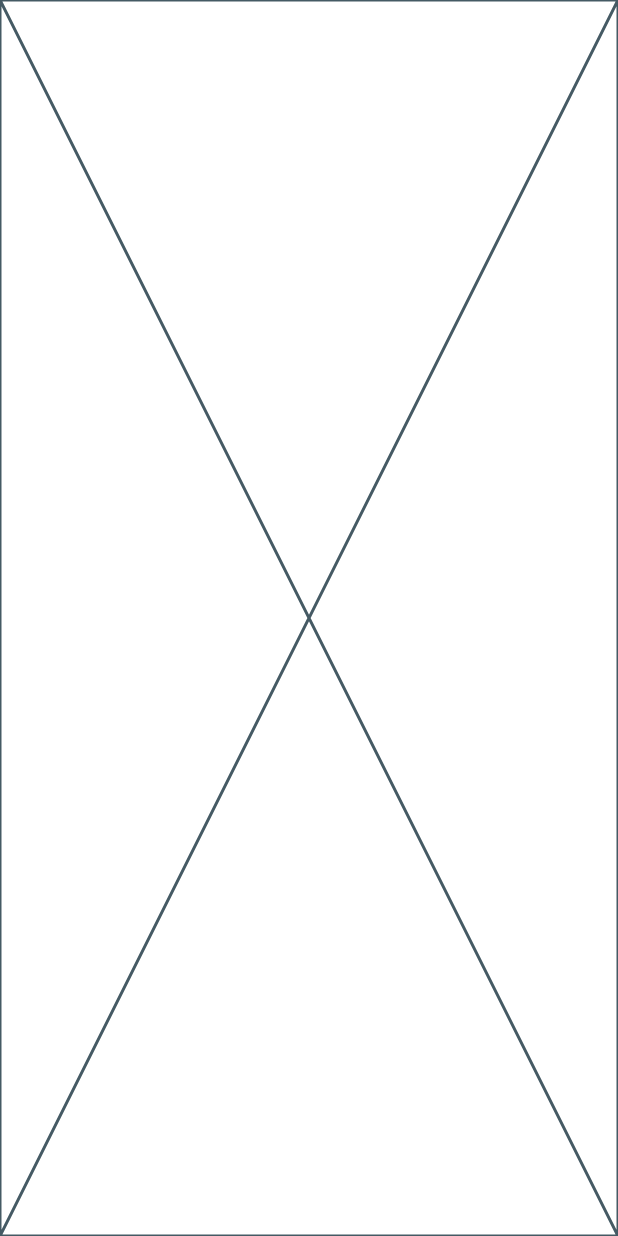
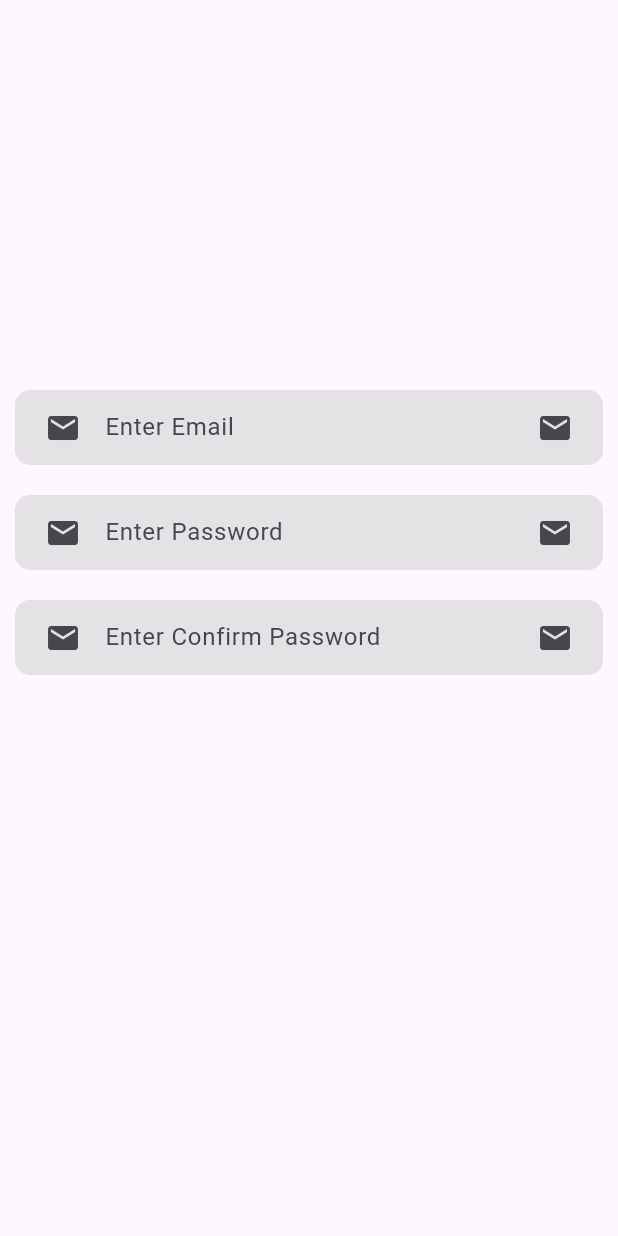
Before and after one commit to NhePanha/app_ecm, a Flutter app: the screen it shows after launch, on a phone screen of 412 x 824 dp. Run offline on Flutter 3.47's test engine with Material 3 defaults, Android fonts, the phone set to English and light mode, and no system bars.

Commit message:
update login

```diff
--- a/lib/data/app_colors_path/app_colors_path.dart
+++ b/lib/data/app_colors_path/app_colors_path.dart
@@ -3,4 +3,5 @@ class AppColorsPath {
   AppColorsPath._();
   /// example
   static const Color primary = Color(0xFF1976D2);
+  static const Color backgorund = Color(0xB0D8D8D8);
 }
--- a/lib/data/icon_path/icons_svg_path.dart
+++ b/lib/data/icon_path/icons_svg_path.dart
@@ -2,4 +2,7 @@ class AppSvgPath {
   AppSvgPath._();
   /// example
   static const String home = 'assets/icons/home.svg';
+  static const String lookkey = "assets/icons/icons_svg/look_key.svg";
+  static const String key = "assets/icons/icons_svg/lock.svg";
+  static const String user = "assets/icons/icons_svg/user.svg";
 }
--- a/lib/main.dart
+++ b/lib/main.dart
@@ -10,10 +10,7 @@ class MyApp extends StatelessWidget {
   @override
   Widget build(BuildContext context) {
     return MaterialApp(
-      title: 'Flutter Demo',
-      theme: ThemeData(
-        colorScheme: ColorScheme.fromSeed(seedColor: Colors.deepPurple),
-      ),
+     debugShowCheckedModeBanner: false,
       home: RegisterScreen(),
     );
   }
--- a/lib/views/auth/register_screen.dart
+++ b/lib/views/auth/register_screen.dart
@@ -1,15 +1,20 @@
+import 'package:ecm/views/auth/widget/login_widget.dart';
 import 'package:flutter/material.dart';
-
 class RegisterScreen extends StatefulWidget {
   const RegisterScreen({super.key});
-
   @override
   State<RegisterScreen> createState() => _RegisterScreenState();
 }
-
 class _RegisterScreenState extends State<RegisterScreen> {
+  TextEditingController emailController = TextEditingController();
+  TextEditingController passwordController = TextEditingController();
+  TextEditingController confirmlController = TextEditingController();
   @override
   Widget build(BuildContext context) {
-    return const Placeholder();
+    return Scaffold(
+      body: Center(child: LoginWidget(email: emailController, password: passwordController,
+      confirm: confirmlController,
+      onClick: () {  })),
+    );
   }
 }
--- /dev/null
+++ b/lib/views/auth/widget/custom_text_widget.dart
@@ -0,0 +1,41 @@
+import 'package:ecm/data/app_colors_path/app_colors_path.dart';
+import 'package:flutter/material.dart';
+import 'package:flutter/widgets.dart';
+
+class CustomTextWidget extends StatelessWidget{
+  final TextEditingController controller;
+  final String? hin;
+  final String? label;
+  final Widget? iconleft;
+  final Widget? iconsrigth;
+  CustomTextWidget({
+    required this.controller,
+    this.hin,
+    this.iconleft,
+    this.iconsrigth,
+    this.label,
+  });
+  @override
+  Widget build(BuildContext context) {
+    return Container(
+      margin: EdgeInsets.symmetric(horizontal: 10,vertical: 10),
+      width: double.infinity,
+      height: 50,
+      decoration: BoxDecoration(color: AppColorsPath.backgorund,
+        borderRadius: BorderRadius.circular(10),
+      ),
+      child: Padding(
+        padding: const EdgeInsets.symmetric(horizontal: 8.0,vertical: 3),
+        child: TextField(
+          controller: controller,
+          decoration: InputDecoration(
+            hintText: hin,
+            prefixIcon: iconleft,
+            suffixIcon: iconsrigth,
+            border: InputBorder.none
+          ),
+        ),
+      ),
+    );
+  }
+}
--- a/lib/views/auth/widget/login_widget.dart
+++ b/lib/views/auth/widget/login_widget.dart
@@ -0,0 +1,42 @@
+import 'package:ecm/views/auth/widget/custom_text_widget.dart';
+import 'package:flutter/material.dart';
+class LoginWidget extends StatelessWidget {
+  final TextEditingController email;
+  final TextEditingController password;
+  final TextEditingController confirm;
+  final Function() onClick;
+  LoginWidget({
+    required this.email,
+    required this.password,
+    required this.confirm,
+    required this.onClick,
+  });
+  @override
+  Widget build(BuildContext context) {
+    return Padding(
+      padding: EdgeInsets.only(top: 250),
+      child: Column(
+        children: [
+          CustomTextWidget(
+            controller: email,
+            hin: "Enter Email",
+            iconleft: Icon(Icons.email),
+            iconsrigth: Icon(Icons.email),
+          ),
+          CustomTextWidget(
+            controller: password,
+            hin: "Enter Password",
+            iconleft: Icon(Icons.email),
+            iconsrigth: Icon(Icons.email),
+          ),
+          CustomTextWidget(
+            controller: confirm,
+            hin: "Enter Confirm Password",
+            iconleft: Icon(Icons.email),
+            iconsrigth: Icon(Icons.email),
+          ),
+        ],
+      ),
+    );
+  }
+}
--- a/pubspec.yaml
+++ b/pubspec.yaml
@@ -59,8 +59,10 @@ flutter:
 
   # To add assets to your application, add an assets section, like this:
   assets:
-    - assets/images/
-    - assets/icons/
+    - assets/images/image_png
+    - assets/images/image_svg
+    - assets/icons/icons_svg
+    - assets/icons/icons_png
   #   - images/a_dot_ham.jpeg
 
   # An image asset can refer to one or more resolution-specific "variants", see
```
Also changed, not shown: assets/icons/icons_svg/lock.svg (added), assets/icons/icons_svg/look_key.svg (added), assets/icons/icons_svg/user.svg (added).
